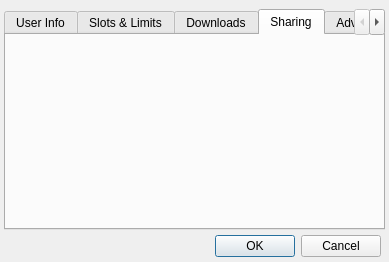
Qt form src/settingswindow.ui (csutanyu/FilePirate) before a commit.
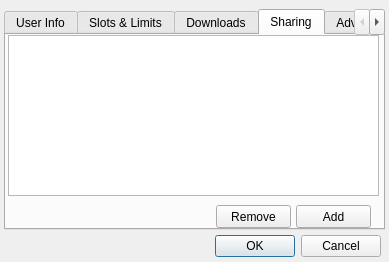
The same form after that commit. The open tabs and pages were chosen to show the change. Icons and pictures are not drawn.

Commit message: Changed folders to use maps instead of lists, fixes, more work on settings

```diff
--- a/src/settingswindow.ui
+++ b/src/settingswindow.ui
@@ -530,6 +530,42 @@
     <attribute name="title">
      <string>Sharing</string>
     </attribute>
+    <widget class="QListWidget" name="sharedFoldersList">
+     <property name="geometry">
+      <rect>
+       <x>2</x>
+       <y>0</y>
+       <width>371</width>
+       <height>161</height>
+      </rect>
+     </property>
+    </widget>
+    <widget class="QPushButton" name="addFolderButton">
+     <property name="geometry">
+      <rect>
+       <x>290</x>
+       <y>170</y>
+       <width>75</width>
+       <height>23</height>
+      </rect>
+     </property>
+     <property name="text">
+      <string>Add</string>
+     </property>
+    </widget>
+    <widget class="QPushButton" name="removeFolderButton">
+     <property name="geometry">
+      <rect>
+       <x>210</x>
+       <y>170</y>
+       <width>75</width>
+       <height>23</height>
+      </rect>
+     </property>
+     <property name="text">
+      <string>Remove</string>
+     </property>
+    </widget>
    </widget>
    <widget class="QWidget" name="tabAdvanced">
     <attribute name="title">
```
Left out of the diff: 17 changed lines with no effect on the pictures. The commit also changes 13 other files.
